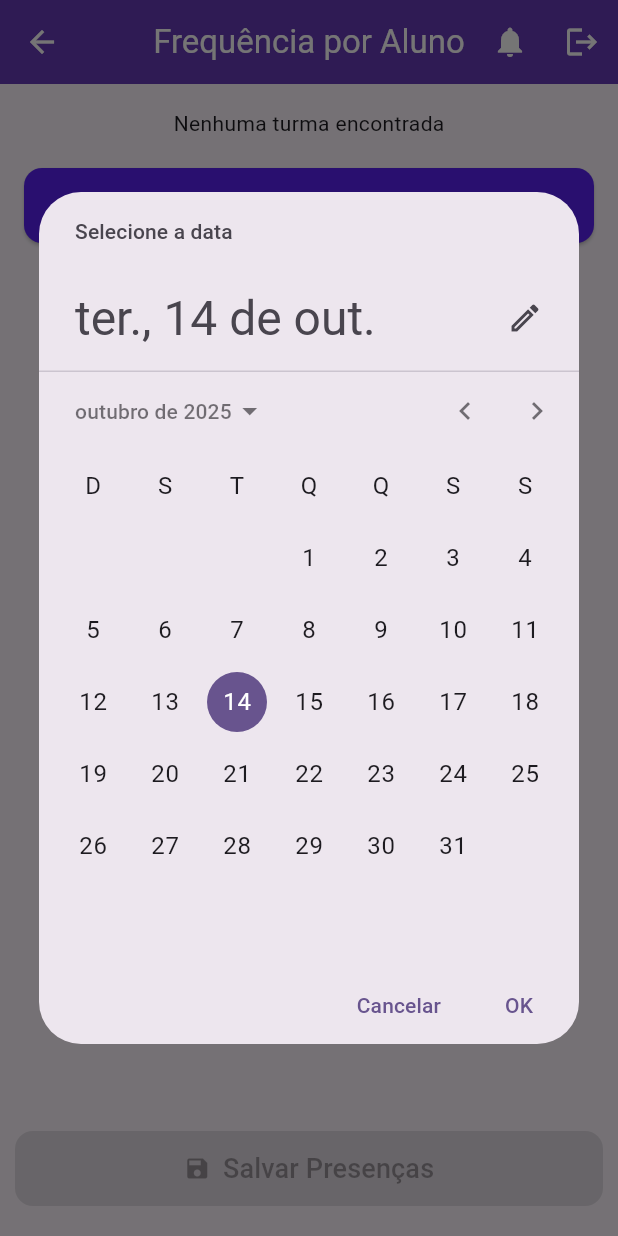
After one commit to ianpage08/portal_do_aluno_flutter, a Flutter app: the FrequenciaAdmin screen opened by its route, after a tap on "Selecionar Data", on a phone screen of 412 x 824 dp. The commit adds this screen. Run offline on Flutter 3.47's test engine with Material 3 defaults, Android fonts, the phone set to English and light mode, and no system bars; our stand-ins replace cloud_firestore, firebase_core, printing, table_calendar; missing offline and left inert: bcrypt; accounts and stored records are empty.

Commit message:
Implementa página de controle de frequência por aluno
- Tela permite selecionar turma e data para registro de frequência.
- Lista os alunos da turma com botões para marcar Presente, Falta ou Justificativa.
- Salva presença no Firestore garantindo referência correta por turma e aluno.
- Botão de salvar fixo no final da tela com feedback via SnackBar.
- Interface responsiva com cores diferentes para cada tipo de presença.
- Corrige seleção de data e previne datas fora do intervalo permitido.

```diff
--- /dev/null
+++ b/portal_do_aluno/lib/admin/data/models/frequencia.dart
@@ -0,0 +1,54 @@
+import 'package:cloud_firestore/cloud_firestore.dart';
+
+enum Presenca { presente, falta, justificativa }
+
+class Frequencia {
+  final String id;
+  final String alunoId;
+  final String classId;
+
+  final DateTime data;
+  final Presenca presenca;
+
+  Frequencia({
+    required this.id,
+    required this.alunoId,
+    required this.classId,
+    required this.data,
+    required this.presenca,
+  });
+
+  Map<String, dynamic> toJson() => {
+    'id': id,
+    'alunoId': alunoId,
+    'classId': classId,
+    'data': data,
+    'presenca': presenca.name,
+  };
+  factory Frequencia.fromJson(Map<String, dynamic> json) => Frequencia(
+    id: json['id'] as String,
+    alunoId: json['alunoId'] as String,
+    classId: json['classId'] as String,
+    data: (json['data'] as Timestamp).toDate(),
+
+    presenca: json['presenca'] != null
+        ? Presenca.values.byName(json['presenca'] as String)
+        : Presenca.falta,
+  );
+
+  Frequencia copyWith(
+    {String? id,
+    String? alunoId,
+    String? classId,
+    DateTime? data,
+    Presenca? presenca,}
+  ) {
+    return Frequencia(
+      id: id ?? this.id,
+      alunoId: alunoId ?? this.alunoId,
+      classId: classId ?? this.classId,
+      data: data ?? this.data,
+      presenca: presenca ?? this.presenca,
+    );
+  }
+}
--- a/portal_do_aluno/lib/admin/presentation/pages/admin_dashboard.dart
+++ b/portal_do_aluno/lib/admin/presentation/pages/admin_dashboard.dart
@@ -96,11 +96,14 @@ class AdminDashboard extends StatelessWidget {
                       NavigatorService.navigateTo(RouteNames.adminGestao);
                     },
                   ),
+                  _buildMenuCard(context, Icons.co_present, 'Frequencia', () {
+                    NavigatorService.navigateTo(RouteNames.adminFrequencia);
+                  }),
                   _buildMenuCard(context, Icons.home, 'Gestão Escolar', () {
                     NavigatorService.navigateTo(RouteNames.adminGestaoEscolar);
                   }),
                   _buildMenuCard(context, Icons.numbers, 'Boletins', () {
-                    NavigatorService.navigateTo(RouteNames.boletim,);
+                    NavigatorService.navigateTo(RouteNames.boletim);
                   }),
                   _buildMenuCard(
                     context,
--- /dev/null
+++ b/portal_do_aluno/lib/admin/presentation/pages/frequencia_admin.dart
@@ -0,0 +1,372 @@
+import 'package:cloud_firestore/cloud_firestore.dart';
+import 'package:flutter/material.dart';
+import 'package:portal_do_aluno/admin/data/datasources/frequencia_service.dart';
+import 'package:portal_do_aluno/admin/data/models/frequencia.dart';
+import 'package:portal_do_aluno/shared/widgets/app_bar.dart';
+
+class FrequenciaAdmin extends StatefulWidget {
+  const FrequenciaAdmin({super.key});
+
+  @override
+  State<FrequenciaAdmin> createState() => _FrequenciaAdminState();
+}
+
+class _FrequenciaAdminState extends State<FrequenciaAdmin> {
+  final FrequenciaService _frequenciaService = FrequenciaService();
+  final FirebaseFirestore _firestore = FirebaseFirestore.instance;
+
+  final minhaStream = FirebaseFirestore.instance
+      .collection('turmas')
+      .snapshots();
+
+  String? turmaSelcionada;
+  String? turmaId;
+  DateTime? dataSelecionada;
+
+  Map<String, dynamic> presencasSelecionadas = {};
+
+  Stream<QuerySnapshot<Map<String, dynamic>>> getAlunosPorTurma(
+    String turmaId,
+  ) {
+    return _firestore
+        .collection('matriculas')
+        .where('dadosAcademicos.classId', isEqualTo: turmaId)
+        .snapshots();
+  }
+
+  Widget streamDrop() {
+    return StreamBuilder<QuerySnapshot<Map<String, dynamic>>>(
+      stream: minhaStream,
+      builder: (context, snapshot) {
+        if (snapshot.connectionState == ConnectionState.waiting) {
+          return const Center(child: CircularProgressIndicator());
+        }
+        if (!snapshot.hasData || snapshot.data!.docs.isEmpty) {
+          return const Center(child: Text('Nenhuma turma encontrada'));
+        }
+
+        final docs = snapshot.data!.docs;
+
+        return SizedBox(
+          width: double.infinity,
+          child: TextButton.icon(
+            icon: const Icon(Icons.school),
+            label: Text(
+              turmaSelcionada ?? 'Selecione uma turma',
+              style: const TextStyle(fontSize: 20),
+            ),
+            style: TextButton.styleFrom(
+              backgroundColor: const Color(0xFF5921F3),
+              foregroundColor: Colors.white,
+              padding: const EdgeInsets.symmetric(vertical: 12, horizontal: 16),
+              shape: RoundedRectangleBorder(
+                borderRadius: BorderRadius.circular(12),
+              ),
+            ),
+            onPressed: () {
+              showModalBottomSheet(
+                context: context,
+                builder: (context) {
+                  return ListView(
+                    children: docs.map((item) {
+                      return ListTile(
+                        title: Text(item['serie']),
+                        onTap: () {
+                          setState(() {
+                            turmaSelcionada = item['serie'];
+                            turmaId = item.id;
+                            presencasSelecionadas.clear();
+                          });
+                          Navigator.pop(context);
+                        },
+                      );
+                    }).toList(),
+                  );
+                },
+              );
+            },
+          ),
+        );
+      },
+    );
+  }
+
+  Widget buildSelecionardia() {
+    return SizedBox(
+      width: double.infinity,
+      child: ElevatedButton(
+        style: ElevatedButton.styleFrom(
+          backgroundColor: const Color(0xFF5921F3),
+          foregroundColor: Colors.white,
+          padding: const EdgeInsets.symmetric(vertical: 12),
+          shape: RoundedRectangleBorder(
+            borderRadius: BorderRadius.circular(12),
+          ),
+        ),
+        onPressed: () async {
+          final DateTime? data = await showDatePicker(
+            context: context,
+            initialDate: DateTime.now(),
+            firstDate: DateTime(2025),
+            lastDate: DateTime(2050),
+          );
+          if (data != null) {
+            setState(() {
+              dataSelecionada = data;
+            });
+          }
+        },
+        child: Row(
+          mainAxisAlignment: MainAxisAlignment.center,
+          children: [
+            const Icon(Icons.calendar_today),
+            const SizedBox(width: 10),
+            Text(
+              dataSelecionada == null
+                  ? 'Selecionar Data'
+                  : ' ${dataSelecionada!.day}/${dataSelecionada!.month}/${dataSelecionada!.year}',
+              style: const TextStyle(fontSize: 18),
+            ),
+          ],
+        ),
+      ),
+    );
+  }
+
+  Widget listAluno() {
+    if (turmaId == null) return const SizedBox();
+
+    return StreamBuilder<QuerySnapshot<Map<String, dynamic>>>(
+      stream: getAlunosPorTurma(turmaId!),
+      builder: (context, snapshot) {
+        if (snapshot.connectionState == ConnectionState.waiting) {
+          return const Center(child: CircularProgressIndicator());
+        }
+        if (!snapshot.hasData || snapshot.data!.docs.isEmpty) {
+          return const Center(child: Text('Nenhum aluno encontrado'));
+        }
+
+        final docs = snapshot.data!.docs;
+
+        return ListView.builder(
+          itemCount: docs.length,
+          shrinkWrap: true,
+          physics: const NeverScrollableScrollPhysics(),
+          itemBuilder: (context, index) {
+            final aluno = docs[index];
+            final nome = aluno['dadosAluno']['nome'];
+            final alunoId = aluno.id;
+            final presencaAtual = presencasSelecionadas[alunoId];
+
+            Color cardColor;
+            if (presencaAtual == Presenca.presente) {
+              cardColor = Colors.green.shade100;
+            } else if (presencaAtual == Presenca.falta) {
+              cardColor = Colors.red.shade100;
+            } else if (presencaAtual == Presenca.justificativa) {
+              cardColor = Colors.yellow.shade100;
+            } else {
+              cardColor = Colors.white;
+            }
+
+            return Card(
+              elevation: 4,
+              color: cardColor,
+              shape: RoundedRectangleBorder(
+                borderRadius: BorderRadius.circular(12),
+              ),
+              child: ListTile(
+                title: Text(
+                  'Aluno: $nome',
+                  style: const TextStyle(
+                    fontWeight: FontWeight.bold,
+                    fontSize: 18,
+                  ),
+                ),
+                subtitle: Padding(
+                  padding: const EdgeInsets.only(top: 8.0),
+                  child: Wrap(
+                    spacing: 8,
+                    children: [
+                      SizedBox(
+                        width: (MediaQuery.of(context).size.width / 2) - 45,
+                        child: ElevatedButton.icon(
+                          icon: const Icon(Icons.check, size: 18),
+                          label: const Text('Presente'),
+                          style: ElevatedButton.styleFrom(
+                            backgroundColor: Colors.green,
+                            foregroundColor: Colors.white,
+                          ),
+                          onPressed: () {
+                            setState(() {
+                              presencasSelecionadas[alunoId] =
+                                  Presenca.presente;
+                            });
+                          },
+                        ),
+                      ),
+                      SizedBox(
+                        width: (MediaQuery.of(context).size.width / 2) - 45,
+                        child: ElevatedButton.icon(
+                          icon: const Icon(Icons.block, size: 18),
+                          label: const Text('Falta'),
+                          style: ElevatedButton.styleFrom(
+                            backgroundColor: Colors.red,
+                            foregroundColor: Colors.white,
+                          ),
+                          onPressed: () {
+                            setState(() {
+                              presencasSelecionadas[alunoId] = Presenca.falta;
+                            });
+                          },
+                        ),
+                      ),
+                      SizedBox(
+                        width: double.infinity,
+                        child: ElevatedButton.icon(
+                          icon: const Icon(Icons.note, size: 18),
+                          label: const Text('Justificativa'),
+                          style: ElevatedButton.styleFrom(
+                            backgroundColor: Colors.amber,
+                            foregroundColor: Colors.black,
+                          ),
+                          onPressed: () {
+                            setState(() {
+                              presencasSelecionadas[alunoId] =
+                                  Presenca.justificativa;
+                            });
+                          },
+                        ),
+                      ),
+                    ],
+                  ),
+                ),
+              ),
+            );
+          },
+        );
+      },
+    );
+  }
+
+  Widget salvarPresenca() {
+    return SizedBox(
+      width: double.infinity,
+      child: ElevatedButton.icon(
+        icon: const Icon(Icons.save),
+        label: const Text('Salvar Presenças', style: TextStyle(fontSize: 18)),
+        style: ElevatedButton.styleFrom(
+          backgroundColor: const Color(0xFF5921F3),
+          foregroundColor: Colors.white,
+          padding: const EdgeInsets.symmetric(vertical: 12),
+          shape: RoundedRectangleBorder(
+            borderRadius: BorderRadius.circular(12),
+          ),
+        ),
+        onPressed:
+            presencasSelecionadas.isEmpty ||
+                turmaId == null ||
+                dataSelecionada == null
+            ? null
+            : () async {
+                //  Buscar todos os alunos da turma
+                final alunosSnapshot = await _firestore
+                    .collection('matriculas')
+                    .where('dadosAcademicos.classId', isEqualTo: turmaId)
+                    .get();
+                final totalAlunos = alunosSnapshot.docs.length;
+
+                //  Verificar se todos os alunos foram marcados
+                if (presencasSelecionadas.keys.length != totalAlunos) {
+                  if (!context.mounted) return;
+                  ScaffoldMessenger.of(context).showSnackBar(
+                    const SnackBar(
+                      content: Text(
+                        'Marque a presença de todos os alunos antes de salvar!',
+                      ),
+                      backgroundColor: Colors.orange,
+                      duration: Duration(seconds: 3),
+                    ),
+                  );
+                  return;
+                }
+
+                //  Salvar cada frequência
+                for (var pre in presencasSelecionadas.entries) {
+                  final frequencia = Frequencia(
+                    id: '',
+                    alunoId: pre.key,
+                    classId: turmaId!,
+                    data: dataSelecionada!,
+                    presenca: pre.value,
+                  );
+
+                  try {
+                    await _frequenciaService.salvarFrequenciaPorTurma(
+                      alunoId: pre.key,
+                      turmaId: turmaId!,
+                      frequencia: frequencia,
+                    );
+                  } catch (e) {
+                    if (!context.mounted) return;
+                    ScaffoldMessenger.of(context).showSnackBar(
+                      const SnackBar(
+                        content: Text(
+                          'Algumas presenças já foram registradas neste dia.',
+                        ),
+                        backgroundColor: Colors.red,
+                        duration: Duration(seconds: 3),
+                      ),
+                    );
+                    return;
+                  }
+                }
+
+                //  Sucesso
+                if (!context.mounted) return;
+                ScaffoldMessenger.of(context).showSnackBar(
+                  const SnackBar(
+                    content: Text('Presenças salvas com sucesso!'),
+                    backgroundColor: Colors.green,
+                    duration: Duration(seconds: 2),
+                  ),
+                );
+
+                setState(() {
+                  presencasSelecionadas.clear();
+                  dataSelecionada = null;
+                  turmaSelcionada = null;
+                });
+              },
+      ),
+    );
+  }
+
+  @override
+  Widget build(BuildContext context) {
+    return Scaffold(
+      appBar: const CustomAppBar(title: 'Frequência por Aluno'),
+      bottomNavigationBar: Padding(
+        padding: const EdgeInsets.symmetric(horizontal: 10, vertical: 20),
+        child: salvarPresenca(),
+      ),
+      body: SingleChildScrollView(
+        padding: const EdgeInsets.all(16),
+        child: Column(
+          children: [
+            streamDrop(),
+            const SizedBox(height: 20),
+            buildSelecionardia(),
+            const SizedBox(height: 20),
+            turmaSelcionada != null
+                ? SizedBox(
+                    height: MediaQuery.of(context).size.height * 0.65,
+                    child: listAluno(),
+                  )
+                : const Text('Selecione uma turma para ver os alunos'),
+          ],
+        ),
+      ),
+    );
+  }
+}
--- a/portal_do_aluno/lib/admin/presentation/pages/matricula_cadastro.dart
+++ b/portal_do_aluno/lib/admin/presentation/pages/matricula_cadastro.dart
@@ -164,7 +164,7 @@ class _MatriculaCadastroState extends State<MatriculaCadastro> {
       ScaffoldMessenger.of(context).showSnackBar(
         SnackBar(content: Text(e.toString()), backgroundColor: Colors.red),
       );
-      print(e);
+
     }
   }
 
--- a/portal_do_aluno/lib/navigation/app_route.dart
+++ b/portal_do_aluno/lib/navigation/app_route.dart
@@ -5,6 +5,7 @@ import 'package:portal_do_aluno/admin/presentation/pages/boletim_page.dart';
 import 'package:portal_do_aluno/admin/presentation/pages/cadastrar_disciplina.dart';
 import 'package:portal_do_aluno/admin/presentation/pages/cadastro_turma.dart';
 import 'package:portal_do_aluno/admin/presentation/pages/detalhes_do_aluno_test.dart';
+import 'package:portal_do_aluno/admin/presentation/pages/frequencia_admin.dart';
 import 'package:portal_do_aluno/admin/presentation/pages/gerar_documentos.dart';
 import 'package:portal_do_aluno/admin/presentation/pages/gesta_academica.dart';
 import 'package:portal_do_aluno/admin/presentation/pages/gestao_de_comunicados_e_avisos.dart';
@@ -33,6 +34,7 @@ Map<String, WidgetBuilder> get routes => {
   RouteNames.adminGestaoEscolar: (context) => const GestaAcademica(),
   RouteNames.adminGeracaoDocumentos: (context) => const GerarDocumentosPage(),
   RouteNames.adminListaDeUsuarios: (context) => const ListaDeUsuariosPage(),
+  RouteNames.adminFrequencia: (context) => const FrequenciaAdmin(),
   RouteNames.adminComunicacaoInstiticional: (context) =>
       const ComunicacaoInstitucionalPage(),
   RouteNames.adminDetalhesAlunos: (context) {
--- a/portal_do_aluno/lib/navigation/route_names.dart
+++ b/portal_do_aluno/lib/navigation/route_names.dart
@@ -30,6 +30,7 @@ class RouteNames {
   static const String parentSettings = '/parent_settings';
 
   // Funcionalidades do Administrador
+  static const String adminFrequencia = '/admin_frequencia';
   static const String adminUsers = '/admin_users';
   static const String adminReports = '/admin_reports';
   static const String adminSettings = '/admin_settings';
--- a/portal_do_aluno/pubspec.yaml
+++ b/portal_do_aluno/pubspec.yaml
@@ -49,7 +49,7 @@ dependencies:
   connectivity_plus: 5.0.2
   mask_text_input_formatter: 2.5.0
   firebase_core: ^4.1.0
-  table_calendar: ^3.0.9
+  table_calendar: ^3.2.0
 
 dev_dependencies:
   flutter_test:
```
Also changed, not shown: portal_do_aluno/lib/admin/data/datasources/frequencia_service.dart (added, +79 -0 lines), portal_do_aluno/lib/admin/presentation/pages/boletim_page.dart (+8 -14 lines), portal_do_aluno/lib/admin/presentation/pages/relatorios_e_idicadores.dart (+20 -1 lines), portal_do_aluno/lib/admin/data/datasources/admin_local_datasource.dart (deleted), portal_do_aluno/lib/admin/data/datasources/admin_remote_datasource.dart (deleted), portal_do_aluno/lib/admin/presentation/widgets/attendance_list.dart (deleted), portal_do_aluno/lib/admin/presentation/widgets/class_card.dart (deleted), portal_do_aluno/lib/admin/presentation/widgets/stream_seletor.dart (deleted), portal_do_aluno/lib/admin/presentation/widgets/student_grade_item.dart (deleted).
